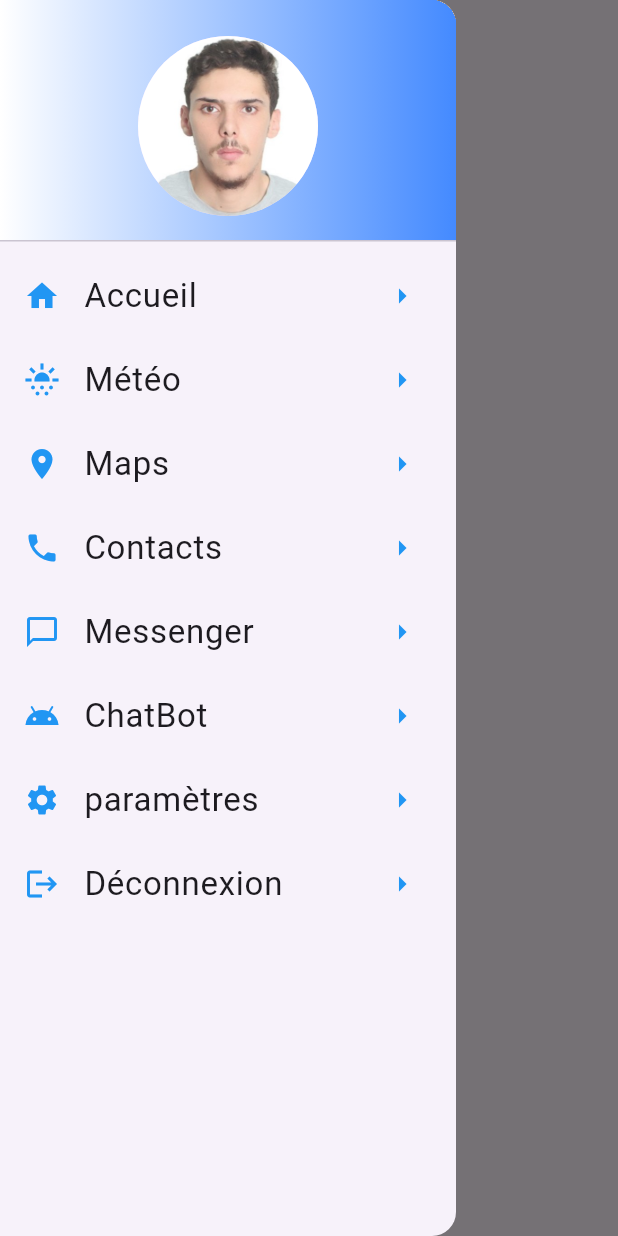
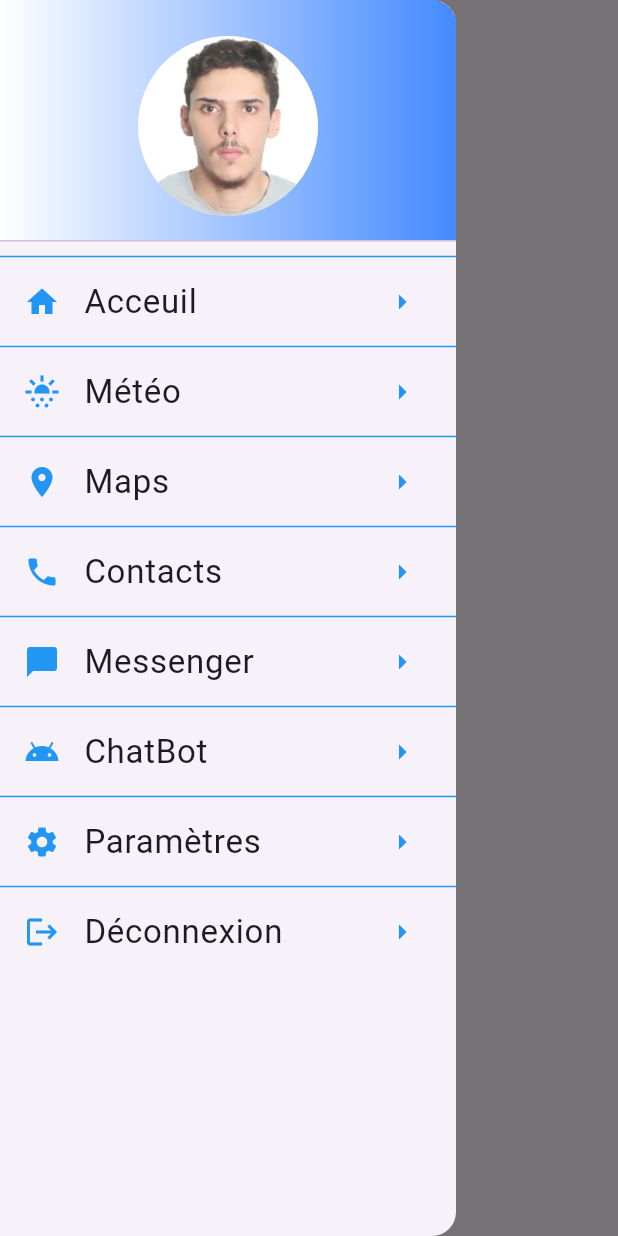
Before and after one commit to aminelanouar3/Flutter_MeteoApp, a Flutter app: the ChatBot screen opened by its route, with the side drawer open, on a phone screen of 412 x 824 dp. Run offline on Flutter 3.47's test engine with Material 3 defaults, Android fonts, the phone set to English and light mode, and no system bars; our stand-ins replace shared_preferences; accounts and stored records are empty.

Commit message:
Optimiser le fichier <<drawer.widget.Dart>>

```diff
--- a/lib/config/global.params.dart
+++ b/lib/config/global.params.dart
@@ -2,6 +2,13 @@ import 'package:flutter/material.dart';
 
 class Globalparams{
     static List<Map<String,dynamic>> menus = [
-
-    ]
+        {"title":"Acceuil","icon":Icon(Icons.home,color: Colors.blue),"route":"/home"},
+        {"title":"Météo","icon":Icon(Icons.sunny_snowing,color: Colors.blue),"route":"/meteo"},
+        {"title":"Maps","icon":Icon(Icons.location_on,color: Colors.blue),"route":"/maps"},
+        {"title":"Contacts","icon":Icon(Icons.phone,color: Colors.blue),"route":"/contacts"},
+        {"title":"Messenger","icon":Icon(Icons.messenger,color: Colors.blue),"route":"/messenger"},
+        {"title":"ChatBot","icon":Icon(Icons.android,color: Colors.blue),"route":"/chatbot"},
+        {"title":"Paramètres","icon":Icon(Icons.settings,color: Colors.blue),"route":"/parametres"},
+        {"title":"Déconnexion","icon":Icon(Icons.logout,color: Colors.blue),"route":"/Authentification"},
+    ];
 }
--- a/lib/pages/drawer.widget.dart
+++ b/lib/pages/drawer.widget.dart
@@ -1,5 +1,6 @@
 import 'package:flutter/material.dart';
 import 'package:shared_preferences/shared_preferences.dart';
+import '../config/global.params.dart';
 class MyDrawer extends StatelessWidget{
     MyDrawer({super.key});
     late SharedPreferences prefs;
@@ -21,79 +22,29 @@ class MyDrawer extends StatelessWidget{
                             ),
                         )
                     ),
-                    ListTile(
-                        title: const Text('Accueil',style: TextStyle(fontSize: 22)),
-                        leading: const Icon(Icons.home, color: Colors.blue),
-                        trailing:const Icon(Icons.arrow_right, color: Colors.blue),
-                        onTap: () {
-                            Navigator.of (context).pop();
-                            Navigator.pushNamed(context,'/home');
-                        },
-                    ),
-                    ListTile(
-                        title: const Text('Météo',style: TextStyle(fontSize: 22)),
-                        leading: const Icon(Icons.sunny_snowing, color:Colors.blue),
-                        trailing: const Icon(Icons.arrow_right,color: Colors.blue),
-                        onTap: () {
-                            Navigator.of (context).pop();
-                            Navigator.pushNamed(context,'/meteo');
-                        },
-                    ),
-                    ListTile(
-                        title:const Text('Maps',style: TextStyle(fontSize: 22)),
-                        leading: const Icon(Icons.location_on,color: Colors.blue),
-                        trailing: const Icon(Icons.arrow_right, color: Colors.blue),
-                        onTap: () {
-                            Navigator.of (context).pop();
-                            Navigator.pushNamed(context,'/maps');
-                        },
-                    ),
-                    ListTile(
-                        title:const Text('Contacts',style: TextStyle(fontSize: 22)),
-                        leading: const Icon(Icons.phone,color:Colors.blue),
-                        trailing: const Icon(Icons.arrow_right,color:Colors.blue),
-                        onTap: () {
-                            Navigator.of (context).pop();
-                            Navigator.pushNamed(context,'/contacts');
-                        },
-                    ),
-                    ListTile(
-                        title:const Text('Messenger',style:TextStyle(fontSize: 22)),
-                        leading: const Icon(Icons.messenger_outline,color: Colors.blue),
-                        trailing: const Icon(Icons.arrow_right,color: Colors.blue),
-                        onTap: () {
-                            Navigator.of (context).pop();
-                            Navigator.pushNamed(context,'/messenger');
-                        },
-                    ),
-                    ListTile(
-                        title: const Text('ChatBot',style:TextStyle(fontSize: 22)),
-                        leading: const Icon(Icons.android,color: Colors.blue),
-                        trailing: const Icon(Icons.arrow_right,color:Colors.blue),
-                        onTap: () {
-                            Navigator.of (context).pop();
-                            Navigator.pushNamed(context,'/chatbot');
-                        },
-                    ),
-                    ListTile(
-                        title: const Text('paramètres',style:TextStyle(fontSize: 22)),
-                        leading: const Icon(Icons.settings,color: Colors.blue),
-                        trailing: const Icon(Icons.arrow_right,color:Colors.blue),
-                        onTap: () {
-                            Navigator.of (context).pop();
-                            Navigator.pushNamed(context,'/home');
-                        },
-                    ),
-                    ListTile(
-                        title: const Text('Déconnexion',style: TextStyle(fontSize: 22)),
-                        leading: const Icon(Icons.logout,color: Colors.blue ),
-                        trailing: const Icon(Icons.arrow_right,color: Colors.blue),
-                        onTap: () async {
-                            prefs = await SharedPreferences.getInstance();
-                            prefs.setBool("connect",false);
-                            Navigator.pushNamedAndRemoveUntil(context,'/authentification',(route) => false);
-                        },
-                    ),
+                    ...(Globalparams.menus as List).map((item) {
+                        return Column(
+                            children: [
+                                const Divider(height: 4,color: Colors.blue),
+                                ListTile(
+                                    title: Text('${item['title']}',style: const TextStyle(fontSize: 22),),
+                                    leading: item['icon'],
+                                    trailing: const Icon(Icons.arrow_right,color: Colors.blue,),
+                                    onTap: () async{
+                                        if('${item['title']}' != "Déconnexion") {
+                                            Navigator.pop(context);
+                                            Navigator.pushNamed(context,"${item['route']}");
+                                        }
+                                        else{
+                                            prefs = await SharedPreferences.getInstance();
+                                            prefs.setBool("connecte",false);
+                                            Navigator.pushNamedAndRemoveUntil(context,'/authentification',(route) =>false);
+                                        }
+                                    },
+                                ),
+                            ],
+                        );
+                    }).toList(),
                 ],
             ),
         );
```
Also changed, not shown: 1 other file.
